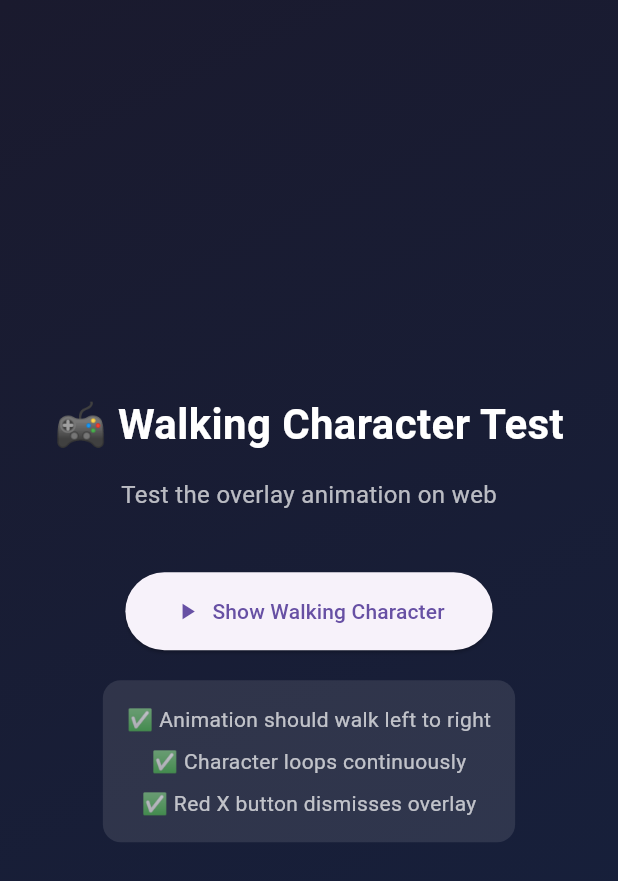
After one commit to Dhruv63/Remainder-app, a Flutter app: the WebTestPage screen opened directly, on a phone screen of 412 x 824 dp. The commit adds this screen. Shown: the top 881 px of the screen. Run offline on Flutter 3.47's test engine with Material 3 defaults, Android fonts, the phone set to English and light mode, and no system bars; our stand-ins replace flutter_tts, permission_handler; missing offline and left inert: flutter_overlay_window, workmanager.

Commit message:
Feature: Walking character overlay with full-screen animation - Fixed overlay to use full-screen mode with walking animation - Character walks from left to right in 8-second loop - Added dismiss button in bottom-right corner - Added web_test.dart for testing animation on web - Uses character.png asset with fallback icon

```diff
--- /dev/null
+++ b/lib/web_test.dart
@@ -0,0 +1,120 @@
+import 'package:flutter/material.dart';
+import 'overlay_entry.dart';
+
+/// Web Test App - Run with: flutter run -d chrome
+/// This allows testing the walking animation without Android overlay dependencies
+void main() {
+  runApp(const WebTestApp());
+}
+
+class WebTestApp extends StatelessWidget {
+  const WebTestApp({super.key});
+
+  @override
+  Widget build(BuildContext context) {
+    return MaterialApp(
+      title: 'Walking Character Test',
+      debugShowCheckedModeBanner: false,
+      theme: ThemeData(
+        primarySwatch: Colors.deepPurple,
+        useMaterial3: true,
+      ),
+      home: const WebTestPage(),
+    );
+  }
+}
+
+class WebTestPage extends StatefulWidget {
+  const WebTestPage({super.key});
+
+  @override
+  State<WebTestPage> createState() => _WebTestPageState();
+}
+
+class _WebTestPageState extends State<WebTestPage> {
+  bool _showOverlay = false;
+
+  @override
+  Widget build(BuildContext context) {
+    return Scaffold(
+      body: Stack(
+        children: [
+          // Main content (simulated app background)
+          Container(
+            decoration: const BoxDecoration(
+              gradient: LinearGradient(
+                begin: Alignment.topLeft,
+                end: Alignment.bottomRight,
+                colors: [Color(0xFF1A1A2E), Color(0xFF16213E)],
+              ),
+            ),
+            child: Center(
+              child: Column(
+                mainAxisAlignment: MainAxisAlignment.center,
+                children: [
+                  const Text(
+                    '🎮 Walking Character Test',
+                    style: TextStyle(
+                      color: Colors.white,
+                      fontSize: 28,
+                      fontWeight: FontWeight.bold,
+                    ),
+                  ),
+                  const SizedBox(height: 16),
+                  const Text(
+                    'Test the overlay animation on web',
+                    style: TextStyle(color: Colors.white70, fontSize: 16),
+                  ),
+                  const SizedBox(height: 40),
+                  ElevatedButton.icon(
+                    onPressed: () => setState(() => _showOverlay = true),
+                    icon: const Icon(Icons.play_arrow),
+                    label: const Text('Show Walking Character'),
+                    style: ElevatedButton.styleFrom(
+                      padding: const EdgeInsets.symmetric(
+                        horizontal: 32,
+                        vertical: 16,
+                      ),
+                    ),
+                  ),
+                  const SizedBox(height: 20),
+                  Container(
+                    padding: const EdgeInsets.all(16),
+                    decoration: BoxDecoration(
+                      color: Colors.white.withOpacity(0.1),
+                      borderRadius: BorderRadius.circular(12),
+                    ),
+                    child: const Column(
+                      children: [
+                        Text(
+                          '✅ Animation should walk left to right',
+                          style: TextStyle(color: Colors.white70),
+                        ),
+                        SizedBox(height: 8),
+                        Text(
+                          '✅ Character loops continuously',
+                          style: TextStyle(color: Colors.white70),
+                        ),
+                        SizedBox(height: 8),
+                        Text(
+                          '✅ Red X button dismisses overlay',
+                          style: TextStyle(color: Colors.white70),
+                        ),
+                      ],
+                    ),
+                  ),
+                ],
+              ),
+            ),
+          ),
+
+          // Overlay (when shown)
+          if (_showOverlay)
+            WalkingCharacter(
+              onDismiss: () => setState(() => _showOverlay = false),
+            ),
+        ],
+      ),
+    );
+  }
+}
```
Also changed, not shown: lib/main.dart (+26 -80 lines), lib/overlay_entry.dart (+101 -176 lines).
